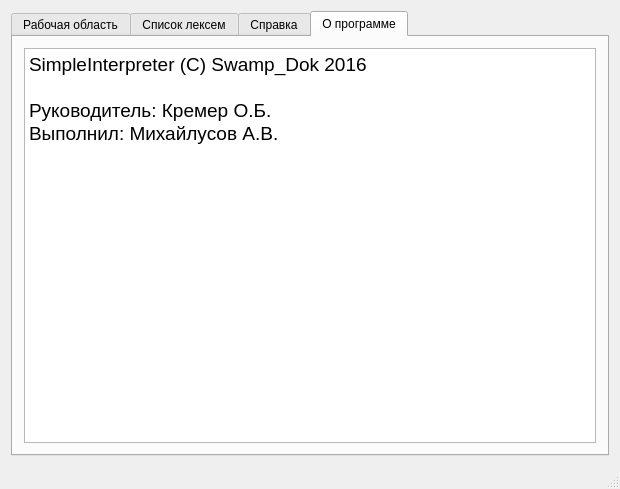
Above: mainwindow.ui from SwampDok/SimpleInterpreter before the change. Below: the same form after it.
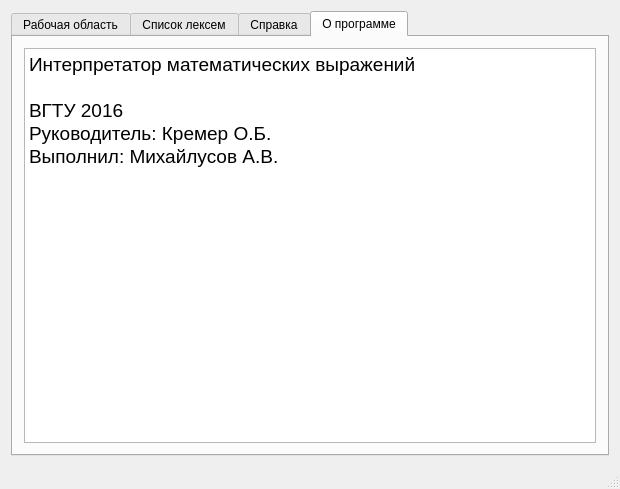
That is the form after the change. The open tabs and pages were chosen to show the change.

```diff
--- a/mainwindow.ui
+++ b/mainwindow.ui
@@ -125,8 +125,9 @@
 &lt;html&gt;&lt;head&gt;&lt;meta name=&quot;qrichtext&quot; content=&quot;1&quot; /&gt;&lt;style type=&quot;text/css&quot;&gt;
 p, li { white-space: pre-wrap; }
 &lt;/style&gt;&lt;/head&gt;&lt;body style=&quot; font-family:'MS Shell Dlg 2'; font-size:8.25pt; font-weight:400; font-style:normal;&quot;&gt;
-&lt;p style=&quot; margin-top:0px; margin-bottom:0px; margin-left:0px; margin-right:0px; -qt-block-indent:0; text-indent:0px;&quot;&gt;&lt;span style=&quot; font-size:14pt;&quot;&gt;SimpleInterpreter (C) Swamp_Dok 2016&lt;/span&gt;&lt;/p&gt;
+&lt;p style=&quot; margin-top:0px; margin-bottom:0px; margin-left:0px; margin-right:0px; -qt-block-indent:0; text-indent:0px;&quot;&gt;&lt;span style=&quot; font-size:14pt;&quot;&gt;Интерпретатор математических выражений&lt;/span&gt;&lt;/p&gt;
 &lt;p style=&quot;-qt-paragraph-type:empty; margin-top:0px; margin-bottom:0px; margin-left:0px; margin-right:0px; -qt-block-indent:0; text-indent:0px; font-size:14pt;&quot;&gt;&lt;br /&gt;&lt;/p&gt;
+&lt;p style=&quot; margin-top:0px; margin-bottom:0px; margin-left:0px; margin-right:0px; -qt-block-indent:0; text-indent:0px;&quot;&gt;&lt;span style=&quot; font-size:14pt;&quot;&gt;ВГТУ 2016&lt;/span&gt;&lt;/p&gt;
 &lt;p style=&quot; margin-top:0px; margin-bottom:0px; margin-left:0px; margin-right:0px; -qt-block-indent:0; text-indent:0px;&quot;&gt;&lt;span style=&quot; font-size:14pt;&quot;&gt;Руководитель: Кремер О.Б.&lt;/span&gt;&lt;/p&gt;
 &lt;p style=&quot; margin-top:0px; margin-bottom:0px; margin-left:0px; margin-right:0px; -qt-block-indent:0; text-indent:0px;&quot;&gt;&lt;span style=&quot; font-size:14pt;&quot;&gt;Выполнил: Михайлусов А.В.&lt;/span&gt;&lt;/p&gt;&lt;/body&gt;&lt;/html&gt;</string>
           </property>
```
Left out of the diff: 4 changed lines with no effect on the pictures.
